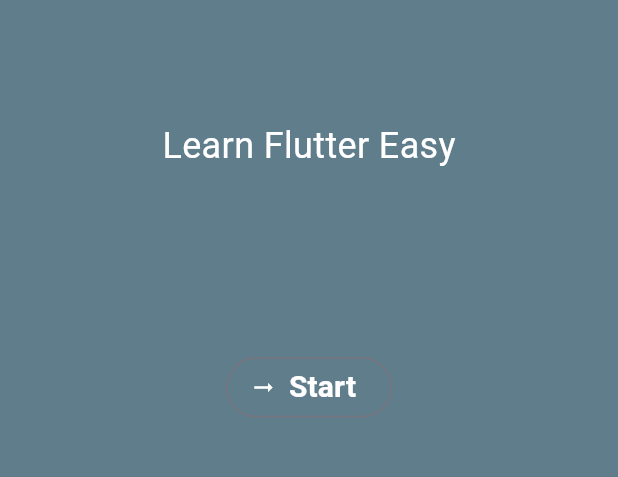
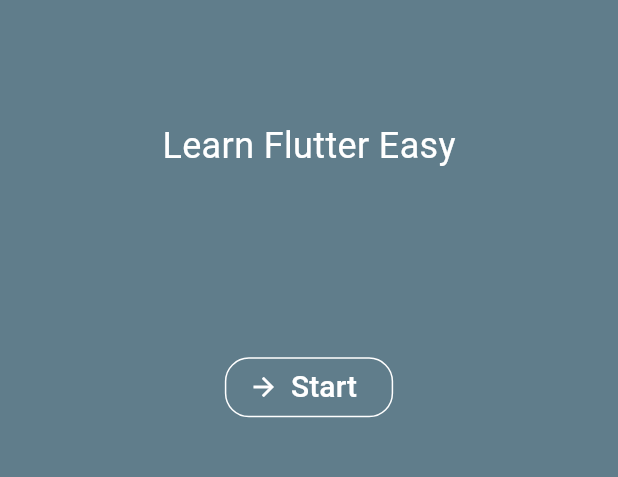
Before and after one commit to alexbibig/quiz_app, a Flutter app: the screen it shows after launch, on a phone screen of 412 x 824 dp, the part 581-1058 px from its top. Run offline on Flutter 3.47's test engine with Material 3 defaults, Android fonts, the phone set to English and light mode, and no system bars.

Commit message:
changed app state logic, created reusable button, added questions model

```diff
--- a/lib/app.dart
+++ b/lib/app.dart
@@ -10,28 +10,28 @@ class App extends StatefulWidget {
 }
 
 class _AppState extends State<App> {
-  Widget? activeScreen;
-
-  @override
-  void initState() {
-    activeScreen = StartScreen(onPressStart: switchScreen);
-    super.initState();
-  }
+  var quizStated = false;
 
   void switchScreen() {
     setState(() {
-      activeScreen = const QuestionsScreen();
+      quizStated = true;
     });
   }
 
   @override
   Widget build(BuildContext context) {
+    Widget activeWidget = StartScreen(onPressStart: switchScreen);
+
+    if (quizStated) {
+      activeWidget = const QuestionsScreen();
+    }
+
     return MaterialApp(
       home: Scaffold(
         backgroundColor: Colors.blueGrey,
         body: Container(
           margin: const EdgeInsets.only(top: 100, bottom: 80),
-          child: activeScreen,
+          child: activeWidget,
         ),
       ),
     );
--- a/lib/button.dart
+++ b/lib/button.dart
@@ -5,30 +5,44 @@ class Button extends StatelessWidget {
     super.key,
     required this.onPressed,
     required this.label,
-    this.icon = Icons.arrow_right_alt,
+    this.icon,
+    this.labelColor = Colors.white,
+    this.iconColor = Colors.white,
+    this.borderColor = Colors.transparent,
+    this.backgroundColor = Colors.lightBlueAccent,
+    this.borderRadius = 8,
   });
 
   final void Function() onPressed;
   final String label;
-  final IconData icon;
+  final IconData? icon;
+  final Color labelColor;
+  final Color iconColor;
+  final Color borderColor;
+  final Color backgroundColor;
+  final double borderRadius;
 
   @override
   Widget build(BuildContext context) {
     return OutlinedButton.icon(
       onPressed: onPressed,
       style: OutlinedButton.styleFrom(
-        foregroundColor: const Color.fromARGB(255, 138, 149, 155),
+        backgroundColor: backgroundColor,
+        shape: RoundedRectangleBorder(
+          borderRadius: BorderRadius.circular(borderRadius),
+        ),
+        side: BorderSide(width: 1, color: borderColor),
       ),
       icon: Icon(
         icon,
-        color: Colors.white,
+        color: iconColor,
+        size: icon != null ? 20 : 0,
       ),
       label: Text(
         label,
-        style: const TextStyle(
+        style: TextStyle(
           fontSize: 20,
-          fontWeight: FontWeight.bold,
-          color: Colors.white,
+          color: labelColor,
         ),
       ),
     );
--- /dev/null
+++ b/lib/models/quiz_question.dart
@@ -0,0 +1,6 @@
+class QuizQuestion {
+  const QuizQuestion(this.text, this.answers);
+
+  final String text;
+  final List<String> answers;
+}
--- a/lib/start_screen.dart
+++ b/lib/start_screen.dart
@@ -38,6 +38,10 @@ class StartScreen extends StatelessWidget {
           Button(
             onPressed: onPressStart,
             label: 'Start',
+            icon: Icons.arrow_forward,
+            borderRadius: 16,
+            backgroundColor: Colors.transparent,
+            borderColor: Colors.white,
           )
         ],
       ),
```
Also changed, not shown: lib/data/questions.dart (added, +52 -0 lines), lib/questions_screen.dart (+27 -1 lines).
